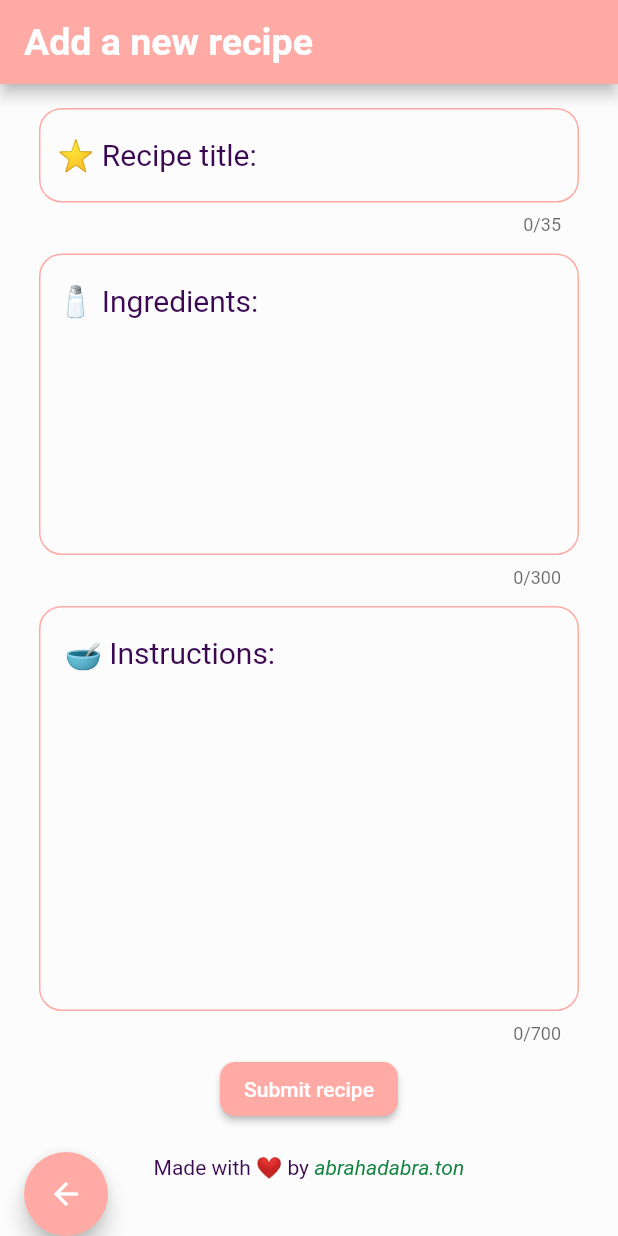
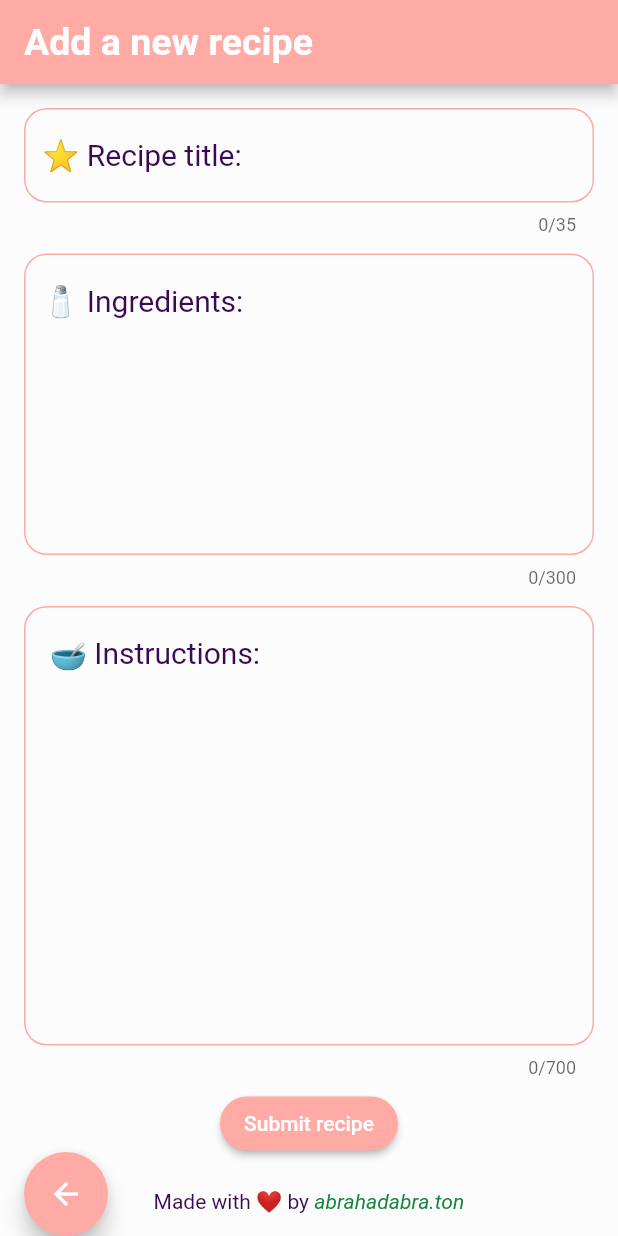
Before and after one commit to Aliat418/reciperlich_app, a Flutter app: the screen it shows after launch, after a tap on the "add" icon, on a phone screen of 412 x 824 dp. Run offline on Flutter 3.47's test engine with Material 2 defaults, Android fonts, the phone set to English and light mode, and no system bars; project files that could hold a hidden picture were left out.

Commit message:
fixes add rcipe page, new widgets

```diff
--- a/lib/pages/add_recipe_page.dart
+++ b/lib/pages/add_recipe_page.dart
@@ -1,12 +1,10 @@
 import 'package:flutter/material.dart';
 
-import '../data/dishes_repository.dart';
-import '../model/dish.dart';
-import '../resources/images.dart';
 import '../theme/colors.dart';
-import '../utils/alert_dialogs.dart';
-import '../widgets/input_text_widget.dart';
-import '../widgets/footer_widget.dart';
+import '../theme/fonts.dart';
+import '../widgets/input_text_view.dart';
+import '../widgets/footer_view.dart';
+import '../widgets/submit_button_action.dart';
 
 class AddRecipePage extends StatefulWidget {
   static const routeName = '/add_recipe_page';
@@ -33,7 +31,7 @@ class _AddRecipePageState extends State<AddRecipePage> {
   @override
   Widget build(BuildContext context) {
     return Scaffold(
-      appBar: _appBarMethod(),
+      appBar: _builAppBar(),
       floatingActionButtonLocation: FloatingActionButtonLocation.startDocked,
       floatingActionButton: FloatingActionButton(
         backgroundColor: AppColors.pastelPink,
@@ -48,53 +46,26 @@ class _AddRecipePageState extends State<AddRecipePage> {
           child: Padding(
             padding: const EdgeInsets.symmetric(
               vertical: 10,
-              horizontal: 20,
+              horizontal: 10,
             ),
             child: Column(
               children: [
-                InputTextField(
-                  maxLenth: 35,
-                  maxLines: 1,
-                  label: '⭐️ Recipe title: ',
-                  controller: _titleController,
-                ),
-                InputTextField(
-                  maxLenth: 300,
-                  maxLines: 7,
-                  label: '🧂 Ingredients: ',
-                  controller: _ingredientsController,
-                ),
-                InputTextField(
-                  maxLenth: 700,
-                  maxLines: 10,
-                  label: ' 🥣 Instructions: ',
-                  controller: _instructionsController,
-                ),
+                _buildInputTitle(),
+                _buildInputIngredients(),
+                _buildInstructions(),
                 Padding(
                   padding: const EdgeInsets.only(bottom: 20),
                   child: Builder(
                     builder: (context) {
-                      return ElevatedButton(
-                        onPressed: () {
-                          late final newDish = _newDishMethod();
-                          DishesRepo.insert(newDish);
-                          Navigator.pop(context, newDish);
-                          showDialog(
-                            context: context,
-                            builder: (context) {
-                              return SubmmitDialogWidget(newDish: newDish);
-                            },
-                          );
-                        },
-                        style: _buttonStyleMethod(),
-                        child: const Text(
-                          'Submit recipe',
-                        ),
+                      return SubmitButtonAction(
+                        titleController: _titleController,
+                        ingredientsController: _ingredientsController,
+                        instructionsController: _instructionsController,
                       );
                     },
                   ),
                 ),
-                const FooterWidget(),
+                const FooterView(),
               ],
             ),
           ),
@@ -103,42 +74,43 @@ class _AddRecipePageState extends State<AddRecipePage> {
     );
   }
 
-  Dish _newDishMethod() {
-    return Dish(
-      title: _titleController.text,
-      purchasePlace: 'No  place',
-      dishColor: AppColors.pastelGreen,
-      ingredients: _ingredientsController.text,
-      instructions: _instructionsController.text,
-      image: AppImages.pizza,
-      dishImage: AppImages.pizzaDish,
-    );
-  }
-
-  AppBar _appBarMethod() {
+  AppBar _builAppBar() {
     return AppBar(
-      title: const Text(
-        'Add a new recipe',
-        style: TextStyle(
-          fontSize: 25,
-          fontWeight: FontWeight.bold,
-        ),
+      title: const CustomText(
+        color: Colors.white,
+        fontSize: 25,
+        fontWeight: FontWeight.bold,
+        text: 'Add a new recipe',
       ),
       automaticallyImplyLeading: false,
       backgroundColor: AppColors.pastelPink,
     );
   }
 
-  ButtonStyle _buttonStyleMethod() {
-    return ButtonStyle(
-      shape: MaterialStateProperty.all<RoundedRectangleBorder>(
-        RoundedRectangleBorder(
-          borderRadius: BorderRadius.circular(10),
-        ),
-      ),
-      backgroundColor: MaterialStateProperty.all<Color>(
-        AppColors.pastelPink,
-      ),
+  Widget _buildInputTitle() {
+    return InputTextView(
+      maxLenth: 35,
+      maxLines: 1,
+      label: '⭐️ Recipe title: ',
+      controller: _titleController,
+    );
+  }
+
+  Widget _buildInputIngredients() {
+    return InputTextView(
+      maxLenth: 300,
+      maxLines: 7,
+      label: '🧂 Ingredients: ',
+      controller: _ingredientsController,
+    );
+  }
+
+  Widget _buildInstructions() {
+    return InputTextView(
+      maxLenth: 700,
+      maxLines: 11,
+      label: ' 🥣 Instructions: ',
+      controller: _instructionsController,
     );
   }
 }
--- a/lib/pages/main_food_page.dart
+++ b/lib/pages/main_food_page.dart
@@ -4,9 +4,9 @@ import '../data/dishes_repository.dart';
 import '../model/dish.dart';
 import '../resources/images.dart';
 import '../theme/colors.dart';
-import '../widgets/appbar_widget.dart';
-import '../widgets/dish_view_widget.dart';
-import '../widgets/footer_widget.dart';
+import '../widgets/appbar_view_main.dart';
+import '../widgets/dish_view_main.dart';
+import '../widgets/footer_view.dart';
 
 class MainFoodPage extends StatefulWidget {
   const MainFoodPage({super.key});
@@ -43,7 +43,7 @@ class _MainFoodPageState extends State<MainFoodPage> {
       ),
       body: CustomScrollView(
         slivers: <Widget>[
-          const AppbarWidget(
+          const AppbarView(
             image: AppImages.appBarImage,
             text: 'Reciperlich',
           ),
@@ -61,7 +61,7 @@ class _MainFoodPageState extends State<MainFoodPage> {
             ),
           ),
           const SliverToBoxAdapter(
-            child: FooterWidget(),
+            child: FooterView(),
           ),
         ],
       ),
--- a/lib/resources/recipe_image_widget.dart
+++ b/lib/resources/recipe_image_view.dart
@@ -2,10 +2,10 @@ import 'package:flutter/material.dart';
 
 import '../model/dish.dart';
 
-class RecipeImageWidget extends StatelessWidget {
+class RecipeImageView extends StatelessWidget {
   final Dish dish;
 
-  const RecipeImageWidget({
+  const RecipeImageView({
     required this.dish,
     super.key,
   });
--- a/lib/resources/top_image_widget.dart
+++ b/lib/resources/top_image_view.dart
@@ -2,10 +2,10 @@ import 'package:flutter/material.dart';
 
 import '../theme/colors.dart';
 
-class TopImageWidget extends StatelessWidget {
+class TopImageView extends StatelessWidget {
   final String image;
 
-  const TopImageWidget(
+  const TopImageView(
     this.image, {
     super.key,
   });
--- a/lib/widgets/appbar_widget.dart
+++ b/lib/widgets/appbar_view_main.dart
@@ -1,13 +1,14 @@
 import 'package:flutter/material.dart';
 
+import '../resources/top_image_view.dart';
 import '../theme/colors.dart';
-import '../resources/top_image_widget.dart';
+import '../theme/fonts.dart';
 
-class AppbarWidget extends StatelessWidget {
+class AppbarView extends StatelessWidget {
   final String image;
   final String text;
 
-  const AppbarWidget({
+  const AppbarView({
     required this.image,
     required this.text,
     super.key,
@@ -17,19 +18,18 @@ class AppbarWidget extends StatelessWidget {
   Widget build(BuildContext context) {
     return SliverAppBar(
       automaticallyImplyLeading: false,
-      title: Text(
-        text,
-        style: const TextStyle(
-          fontSize: 30,
-          fontWeight: FontWeight.bold,
-        ),
+      title: CustomText(
+        color: Colors.white,
+        fontSize: 30,
+        fontWeight: FontWeight.bold,
+        text: text,
       ),
       backgroundColor: AppColors.pastelPink,
       expandedHeight: 200,
       elevation: 0,
       pinned: true,
       flexibleSpace: FlexibleSpaceBar(
-        background: TopImageWidget(image),
+        background: TopImageView(image),
       ),
     );
   }
--- a/lib/widgets/footer_widget.dart
+++ b/lib/widgets/footer_view.dart
@@ -2,8 +2,8 @@ import 'package:flutter/material.dart';
 
 import '../theme/colors.dart';
 
-class FooterWidget extends StatelessWidget {
-  const FooterWidget({super.key});
+class FooterView extends StatelessWidget {
+  const FooterView({super.key});
 
   @override
   Widget build(BuildContext context) {
--- a/lib/widgets/input_text_widget.dart
+++ b/lib/widgets/input_text_view.dart
@@ -2,13 +2,13 @@ import 'package:flutter/material.dart';
 
 import '../theme/colors.dart';
 
-class InputTextField extends StatelessWidget {
+class InputTextView extends StatelessWidget {
   final TextEditingController controller;
   final String label;
   final int maxLenth;
   final int maxLines;
 
-  const InputTextField({
+  const InputTextView({
     required this.controller,
     required this.label,
     required this.maxLenth,
@@ -21,21 +21,18 @@ class InputTextField extends StatelessWidget {
     return Padding(
       padding: const EdgeInsets.all(6),
       child: TextField(
-        onChanged: (text) {
-          text = text;
-        },
         maxLength: maxLenth,
         maxLines: maxLines,
         style: const TextStyle(
           fontSize: 20,
         ),
         controller: controller,
-        decoration: inputDecorMethod(),
+        decoration: _getInputDecor(),
       ),
     );
   }
 
-  InputDecoration inputDecorMethod() {
+  InputDecoration _getInputDecor() {
     return InputDecoration(
       alignLabelWithHint: true,
       floatingLabelStyle: const TextStyle(
--- /dev/null
+++ b/lib/widgets/submit_button_action.dart
@@ -0,0 +1,64 @@
+import 'package:flutter/material.dart';
+
+import '../data/dishes_repository.dart';
+import '../model/dish.dart';
+import '../resources/images.dart';
+import '../theme/colors.dart';
+import '../utils/alert_dialogs.dart';
+
+class SubmitButtonAction extends StatelessWidget {
+  final TextEditingController _titleController;
+  final TextEditingController _ingredientsController;
+  final TextEditingController _instructionsController;
+
+  const SubmitButtonAction({
+    required TextEditingController titleController,
+    required TextEditingController ingredientsController,
+    required TextEditingController instructionsController,
+    super.key,
+  })  : _titleController = titleController,
+        _ingredientsController = ingredientsController,
+        _instructionsController = instructionsController;
+
+  @override
+  Widget build(BuildContext context) {
+    return ElevatedButton(
+      onPressed: () {
+        late final newDish = Dish(
+          title: _titleController.text,
+          purchasePlace: 'No  place',
+          dishColor: AppColors.pastelGreen,
+          ingredients: _ingredientsController.text,
+          instructions: _instructionsController.text,
+          image: AppImages.pizza,
+          dishImage: AppImages.pizzaDish,
+        );
+        DishesRepo.insert(newDish);
+        Navigator.pop(context, newDish);
+        showDialog(
+          context: context,
+          builder: (context) {
+            return SubmitDialog(newDish: newDish);
+          },
+        );
+      },
+      style: _getButtonStyle(),
+      child: const Text(
+        'Submit recipe',
+      ),
+    );
+  }
+
+  ButtonStyle _getButtonStyle() {
+    return ButtonStyle(
+      shape: MaterialStateProperty.all<RoundedRectangleBorder>(
+        RoundedRectangleBorder(
+          borderRadius: BorderRadius.circular(110),
+        ),
+      ),
+      backgroundColor: MaterialStateProperty.all<Color>(
+        AppColors.pastelPink,
+      ),
+    );
+  }
+}
```
Also changed, not shown: lib/pages/recipe_page.dart (+10 -10 lines), lib/utils/alert_dialogs.dart (+5 -5 lines), lib/widgets/ingredients_view.dart (renamed from lib/widgets/recipe_instructions_widget.dart, +7 -6 lines), lib/widgets/instructions_view.dart (renamed from lib/widgets/recipe_title_widget.dart, +10 -10 lines), lib/widgets/recipe_title_view.dart (renamed from lib/widgets/recipe_ingredients_widget.dart, +8 -9 lines), lib/widgets/dish_view_main.dart (renamed from lib/widgets/dish_view_widget.dart).
